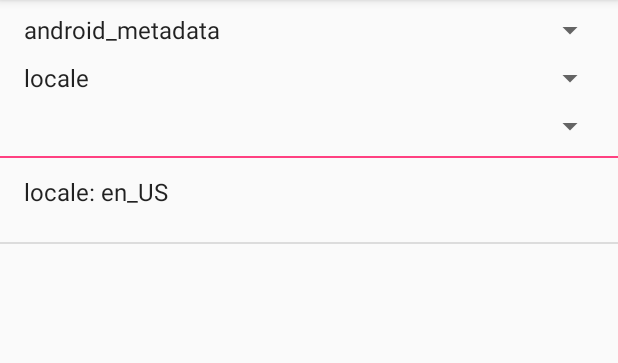
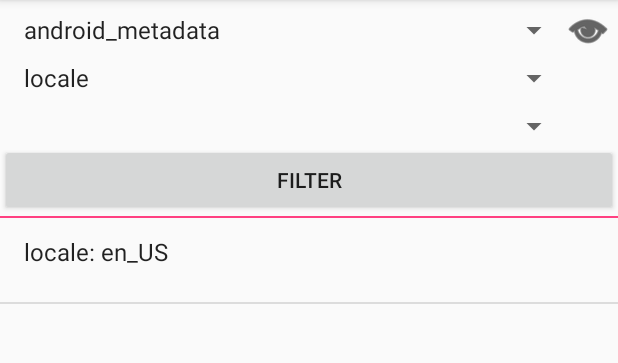
Before and after one commit to Sergioct/SQLiteDBGenerator, an Android app: the DatabaseActivity2 screen opened directly, with no data from a screen before it, on a phone screen of 412 x 824 dp, the part 84-447 px from its top. Run offline under Robolectric (Android 15) with nearby library versions, the phone set to English and light mode, and no system bars.

Commit message:
Layout generator with filters

```diff
--- a/app/src/main/java/sergiocrespotoubes/com/trabajo3/DatabaseActivity2.java
+++ b/app/src/main/java/sergiocrespotoubes/com/trabajo3/DatabaseActivity2.java
@@ -1,5 +1,7 @@
 package sergiocrespotoubes.com.trabajo3;
 
+import android.app.DatePickerDialog;
+import android.content.Context;
 import android.database.Cursor;
 import android.database.sqlite.SQLiteDatabase;
 import android.os.Bundle;
@@ -7,11 +9,20 @@ import android.support.v7.app.AppCompatActivity;
 import android.view.View;
 import android.widget.AdapterView;
 import android.widget.ArrayAdapter;
+import android.widget.Button;
+import android.widget.DatePicker;
+import android.widget.EditText;
+import android.widget.ImageView;
+import android.widget.LinearLayout;
 import android.widget.ListView;
+import android.widget.RelativeLayout;
 import android.widget.Spinner;
 
+import java.text.SimpleDateFormat;
 import java.util.ArrayList;
 import java.util.Arrays;
+import java.util.Calendar;
+import java.util.HashMap;
 import java.util.List;
 
 import sergiocrespotoubes.com.dbgenerator.DBMain;
@@ -24,6 +35,13 @@ public class DatabaseActivity2 extends AppCompatActivity {
 
     SQLiteDatabase db;
 
+    final int SEARCH_INTEGER = 1;
+    final int SEARCH_DATE = 2;
+    final int SEARCH_TEXT = 3;
+
+    Context context;
+
+    SimpleDateFormat format = new SimpleDateFormat("dd MMM yyyy");
     List<String> lTables;
     List<String> lColumns;
     List<String> lValues;
@@ -35,13 +53,32 @@ public class DatabaseActivity2 extends AppCompatActivity {
     String table;
     String column; //order by column
     String value; //only with data "X"
+    HashMap<String, Integer>dbTypes;
+    EditText et_value_start;
+    EditText et_value_end;
+    LinearLayout ll_values;
+    LinearLayout ll_dates;
+    LinearLayout ll_filters;
+    EditText et_string;
+    RelativeLayout rl_integer;
+    Button bt_filter;
+    int typeSearch = 0;
+    ImageView iv_date;
+    ImageView iv_filter;
+    Button bt_start_date;
+    Button bt_end_date;
+    DatePickerDialog dpdStart;
+    DatePickerDialog dpdEnd;
+    Calendar calStart = Calendar.getInstance();
+    Calendar calEnd = Calendar.getInstance();
 
     @Override
     protected void onCreate(Bundle savedInstanceState) {
         super.onCreate(savedInstanceState);
         setContentView(R.layout.activity_database2);
 
-        db = DBMain.getInstance().openDatabase(this, "database2");
+        context = this;
+        db = DBMain.getInstance().openDatabase(this, "database4");
 
         loadViews();
         loadTablesList();
@@ -54,6 +91,20 @@ public class DatabaseActivity2 extends AppCompatActivity {
         spinner_table = (Spinner) findViewById(R.id.spinner_table);
         spinner_column = (Spinner) findViewById(R.id.spinner_column);
         spinner_value = (Spinner) findViewById(R.id.spinner_value);
+        et_string = (EditText) findViewById(R.id.et_string);
+        et_value_start = (EditText) findViewById(R.id.et_value_start);
+        et_value_end = (EditText) findViewById(R.id.et_value_end);
+        ll_values = (LinearLayout) findViewById(R.id.ll_values);
+        ll_filters = (LinearLayout) findViewById(R.id.ll_filters);
+        bt_start_date = (Button) findViewById(R.id.bt_start_date);
+        bt_end_date = (Button) findViewById(R.id.bt_end_date);
+        ll_dates = (LinearLayout) findViewById(R.id.ll_dates);
+        rl_integer = (RelativeLayout) findViewById(R.id.rl_integer);
+        bt_filter = (Button) findViewById(R.id.bt_filter);
+        iv_date = (ImageView) findViewById(R.id.iv_date);
+        iv_filter = (ImageView) findViewById(R.id.iv_filter);
+        bt_start_date = (Button) findViewById(R.id.bt_start_date);
+        bt_end_date = (Button) findViewById(R.id.bt_end_date);
     }
 
     private void loadListeners() {
@@ -61,6 +112,8 @@ public class DatabaseActivity2 extends AppCompatActivity {
             @Override
             public void onItemSelected(AdapterView<?> parent, View view, int position, long id) {
                 table = spinner_table.getSelectedItem().toString();
+
+                hideFilters();
                 loadSpinnerColumns();
                 loadData();
             }
@@ -75,8 +128,29 @@ public class DatabaseActivity2 extends AppCompatActivity {
             @Override
             public void onItemSelected(AdapterView<?> parent, View view, int position, long id) {
                 column = spinner_column.getSelectedItem().toString();
+
+                hideFilters();
                 if(position != 0){
                     loadSpinnerValues();
+
+                    if(column != null){
+                        if(dbTypes.containsKey(column)){
+                            switch(dbTypes.get(column)){
+                                case Cursor.FIELD_TYPE_INTEGER:
+                                    ll_values.setVisibility(View.VISIBLE);
+                                    rl_integer.setVisibility(View.VISIBLE);
+                                    break;
+                                case Cursor.FIELD_TYPE_STRING:
+                                    et_string.setVisibility(View.VISIBLE);
+                                    break;
+                            }
+                        /*   <li>{@link #FIELD_TYPE_NULL}</li>
+                         *   <li>{@link #FIELD_TYPE_INTEGER}</li>
+                         *   <li>{@link #FIELD_TYPE_FLOAT}</li>
+                         *   <li>{@link #FIELD_TYPE_STRING}</li>
+                         *   <li>{@link #FIELD_TYPE_BLOB}</li>*/
+                        }
+                    }
                 }else{
                     column = null;
                 }
@@ -105,6 +179,78 @@ public class DatabaseActivity2 extends AppCompatActivity {
 
             }
         });
+
+        bt_filter.setOnClickListener(new View.OnClickListener() {
+            @Override
+            public void onClick(View v) {
+                loadData();
+            }
+        });
+
+        iv_date.setOnClickListener(new View.OnClickListener() {
+            @Override
+            public void onClick(View v) {
+                if(ll_values.getVisibility() == View.VISIBLE){
+                    ll_dates.setVisibility(View.VISIBLE);
+                    ll_values.setVisibility(View.GONE);
+                }else{
+                    ll_dates.setVisibility(View.GONE);
+                    ll_values.setVisibility(View.VISIBLE);
+                }
+            }
+        });
+
+        iv_filter.setOnClickListener(new View.OnClickListener() {
+            @Override
+            public void onClick(View v) {
+                if(ll_filters.getVisibility() == View.VISIBLE){
+                    ll_filters.setVisibility(View.GONE);
+                }else{
+                    ll_filters.setVisibility(View.VISIBLE);
+                }
+            }
+        });
+
+        bt_start_date.setOnClickListener(new View.OnClickListener() {
+            @Override
+            public void onClick(View v) {
+
+                dpdStart = new DatePickerDialog(context, new DatePickerDialog.OnDateSetListener() {
+                    @Override
+                    public void onDateSet(DatePicker view, int year, int monthOfYear, int dayOfMonth) {
+                        calStart.set(Calendar.DAY_OF_MONTH, dayOfMonth);
+                        calStart.set(Calendar.MONTH, monthOfYear);
+                        calStart.set(Calendar.YEAR, year);
+                        bt_start_date.setText(format.format(calStart.getTime()));
+                    }
+                }, calStart.get(Calendar.YEAR), calStart.get(Calendar.MONTH), calStart.get(Calendar.DAY_OF_MONTH));
+                dpdStart.show();
+            }
+        });
+
+        bt_end_date.setOnClickListener(new View.OnClickListener() {
+            @Override
+            public void onClick(View v) {
+                dpdEnd = new DatePickerDialog(context, new DatePickerDialog.OnDateSetListener() {
+                    @Override
+                    public void onDateSet(DatePicker view, int year, int monthOfYear, int dayOfMonth) {
+                        calEnd.set(Calendar.DAY_OF_MONTH, dayOfMonth);
+                        calEnd.set(Calendar.MONTH, monthOfYear);
+                        calEnd.set(Calendar.YEAR, year);
+                        bt_end_date.setText(format.format(calEnd.getTime()));
+                    }
+                }, calEnd.get(Calendar.YEAR), calEnd.get(Calendar.MONTH), calEnd.get(Calendar.DAY_OF_MONTH));
+                dpdEnd.show();
+            }
+        });
+
+    }
+
+    private void hideFilters() {
+        ll_values.setVisibility(View.GONE);
+        ll_dates.setVisibility(View.GONE);
+        et_string.setVisibility(View.GONE);
+        rl_integer.setVisibility(View.GONE);
     }
 
     private void loadSpinnerTables(){
@@ -145,6 +291,20 @@ public class DatabaseActivity2 extends AppCompatActivity {
     private void loadColumsTableList(String table){
         Cursor dbCursor = db.query(table, null, null, null, null, null, null);
         String[] columnNames = dbCursor.getColumnNames();
+        int numColumns = dbCursor.getColumnCount();
+
+        if(numColumns > 0){
+            dbTypes = new HashMap();
+
+            if(dbCursor.moveToNext()){
+                for (int i = 0; i < numColumns; i++) {
+                    dbTypes.put(dbCursor.getColumnName(i), dbCursor.getType(i));
+                }
+            }
+        }else{
+            dbTypes = null;
+        }
+
         lColumns = Arrays.asList(columnNames);
     }
 
@@ -167,15 +327,15 @@ public class DatabaseActivity2 extends AppCompatActivity {
         loadFromCursor(c);
     }
 
-    private void loadByColumn(){
+    private void loadByColumn(String query){
         lItems = new ArrayList<>();
-        Cursor c = db.rawQuery(String.format("SELECT * FROM %s ORDER BY %s", table, column), null);
+        Cursor c = db.rawQuery(String.format("SELECT * FROM %s %s ORDER BY %s", table, query, column), null);
         loadFromCursor(c);
     }
 
-    private void loadByType(){
+    private void loadByType(String query){
         lItems = new ArrayList<>();
-        Cursor c = db.rawQuery(String.format("SELECT * FROM %s WHERE %s='%s'", table, column, value), null);
+        Cursor c = db.rawQuery(String.format("SELECT * FROM %s WHERE %s='%s' %s", table, column, value, query), null);
         loadFromCursor(c);
     }
 
@@ -206,10 +366,19 @@ public class DatabaseActivity2 extends AppCompatActivity {
 
         if(table != null){
             if(column != null){
+
+                String query = generateQuery();
+
                 if(value != null){
-                    loadByType();
+                    if(!query.equals("")){
+                        query = " and " + query;
+                    }
+                    loadByType(query);
                 }else{
-                    loadByColumn();
+                    if(!query.equals("")){
+                        query = " where " + query;
+                    }
+                    loadByColumn(query);
                 }
             }else{
                 loadByTable();
@@ -219,4 +388,26 @@ public class DatabaseActivity2 extends AppCompatActivity {
         lv_data.setAdapter(adapter);
     }
 
+    private String generateQuery() {
+
+        String query = "";
+
+        if(ll_dates.getVisibility() == View.VISIBLE){
+            query = String.format(" %s >= %d and %s <= %d ", column, calStart.getTimeInMillis(), column, calEnd.getTimeInMillis());
+        }else if(ll_values.getVisibility() == View.VISIBLE){
+            String value1 = et_value_start.getText().toString();
+            String value2 = et_value_end.getText().toString();
+            if(!value1.equals("") && !value2.equals("")){
+                query = String.format(" %s >= %d and %s <= %d ", column, Integer.valueOf(value1), column, Integer.valueOf(value2));
+            }
+        }else if(et_string.getVisibility() == View.VISIBLE){
+            String text = et_string.getText().toString();
+            if(!text.equals("")){
+                query = String.format(" %s like '%%%s%%' ", column, text);
+            }
+        }
+
+        return query;
+    }
+
 }
--- a/app/src/main/java/sergiocrespotoubes/com/trabajo3/MainActivity.java
+++ b/app/src/main/java/sergiocrespotoubes/com/trabajo3/MainActivity.java
@@ -115,7 +115,7 @@ public class MainActivity extends AppCompatActivity {
         DBMain.generateJavaCrudRepository(this, GENERATED_PATH, "meta3.txt");
         DBMain.generateIosCrudRepository(this, GENERATED_PATH, "meta3.txt");
 
-        db3 = DBMain.getInstance().createDatabase(this, "database3", "meta3.txt", "data3.txt");
+        db3 = DBMain.getInstance().createDatabase(this, "database4", "meta4.txt", "data4.txt");
         /* Generate Layout */
 
     }
--- a/app/src/main/res/layout/activity_database2.xml
+++ b/app/src/main/res/layout/activity_database2.xml
@@ -4,36 +4,145 @@
     android:layout_height="match_parent"
     android:orientation="vertical">
 
+    <RelativeLayout
+        android:layout_width="match_parent"
+        android:layout_height="wrap_content">
+
+        <ImageView
+            android:id="@+id/iv_filter"
+            android:layout_width="wrap_content"
+            android:layout_height="wrap_content"
+            android:layout_alignParentEnd="true"
+            android:layout_alignParentRight="true"
+            android:layout_alignParentTop="true"
+            android:layout_margin="4dp"
+            android:tint="@android:color/background_dark"
+            android:src="@android:drawable/ic_menu_view"/>
+
+        <LinearLayout
+            android:id="@+id/ll_spinners"
+            android:layout_width="match_parent"
+            android:layout_height="wrap_content"
+            android:orientation="vertical"
+            android:layout_marginLeft="8dp"
+            android:layout_marginStart="8dp"
+            android:layout_marginRight="32dp"
+            android:layout_marginEnd="32dp">
+
             <Spinner
                 android:id="@+id/spinner_table"
                 android:layout_width="match_parent"
                 android:layout_height="wrap_content"
-        android:layout_marginTop="8dp"
-        android:layout_marginLeft="8dp"
-        android:layout_marginStart="8dp"
-        android:layout_marginEnd="8dp"
-        android:layout_marginRight="8dp"/>
+                android:layout_marginTop="8dp"/>
 
             <Spinner
                 android:id="@+id/spinner_column"
                 android:layout_width="match_parent"
                 android:layout_height="wrap_content"
-        android:layout_marginTop="8dp"
-        android:layout_marginLeft="8dp"
-        android:layout_marginStart="8dp"
-        android:layout_marginEnd="8dp"
-        android:layout_marginRight="8dp"/>
+                android:layout_marginTop="8dp"/>
 
             <Spinner
                 android:id="@+id/spinner_value"
                 android:layout_width="match_parent"
                 android:layout_height="wrap_content"
-        android:layout_marginTop="8dp"
-        android:layout_marginLeft="8dp"
-        android:layout_marginStart="8dp"
-        android:layout_marginEnd="8dp"
-        android:layout_marginRight="8dp"
-        android:layout_marginBottom="8dp"/>
+                android:layout_marginTop="8dp"/>
+
+        </LinearLayout>
+
+        <LinearLayout
+            android:id="@+id/ll_filters"
+            android:layout_width="match_parent"
+            android:layout_height="wrap_content"
+            android:layout_below="@+id/ll_spinners"
+            android:orientation="vertical">
+
+            <RelativeLayout
+                android:id="@+id/rl_integer"
+                android:layout_width="match_parent"
+                android:layout_height="wrap_content"
+                android:orientation="horizontal"
+                android:visibility="gone">
+
+                <LinearLayout
+                    android:id="@+id/ll_dates"
+                    android:layout_width="match_parent"
+                    android:layout_height="wrap_content"
+                    android:layout_toLeftOf="@+id/iv_date"
+                    android:layout_toStartOf="@+id/iv_date"
+                    android:orientation="horizontal">
+
+                    <Button
+                        android:id="@+id/bt_start_date"
+                        android:text="Fecha inicial"
+                        android:layout_width="0dp"
+                        android:layout_height="wrap_content"
+                        android:layout_weight="1"/>
+
+                    <Button
+                        android:id="@+id/bt_end_date"
+                        android:text="Fecha Final"
+                        android:layout_width="0dp"
+                        android:layout_height="wrap_content"
+                        android:layout_weight="1"/>
+
+                </LinearLayout>
+
+                <LinearLayout
+                    android:id="@+id/ll_values"
+                    android:layout_width="match_parent"
+                    android:layout_height="wrap_content"
+                    android:layout_toLeftOf="@+id/iv_date"
+                    android:layout_toStartOf="@+id/iv_date"
+                    android:orientation="horizontal">
+
+                    <EditText
+                        android:id="@+id/et_value_start"
+                        android:layout_width="0dp"
+                        android:layout_height="wrap_content"
+                        android:layout_weight="1"
+                        android:inputType="numberDecimal"
+                        android:digits="01234567890"
+                        android:hint="Valor mínimo" />
+
+                    <EditText
+                        android:id="@+id/et_value_end"
+                        android:layout_width="0dp"
+                        android:layout_height="wrap_content"
+                        android:layout_weight="1"
+                        android:inputType="numberDecimal"
+                        android:digits="01234567890"
+                        android:hint="Valor final" />
+
+                </LinearLayout>
+
+                <ImageView
+                    android:id="@+id/iv_date"
+                    android:layout_width="wrap_content"
+                    android:layout_height="wrap_content"
+                    android:src="@android:drawable/ic_menu_my_calendar"
+                    android:layout_alignParentEnd="true"
+                    android:layout_alignParentRight="true"
+                    android:layout_centerVertical="true"
+                    android:tint="@android:color/background_dark"/>
+
+            </RelativeLayout>
+
+            <EditText
+                android:id="@+id/et_string"
+                android:layout_width="match_parent"
+                android:layout_height="wrap_content"
+                android:hint="Cadena de texto"
+                android:visibility="gone"/>
+
+            <Button
+                android:id="@+id/bt_filter"
+                android:layout_width="match_parent"
+                android:layout_height="wrap_content"
+                android:text="Filter"/>
+
+        </LinearLayout>
+
+    </RelativeLayout>
 
     <View
         android:layout_width="match_parent"
```
Also changed, not shown: app/src/main/assets/data4.txt (+52 -0 lines), app/src/main/assets/meta4.txt (+8 -3 lines). Lines whose indentation alone changed are shown as unchanged.
